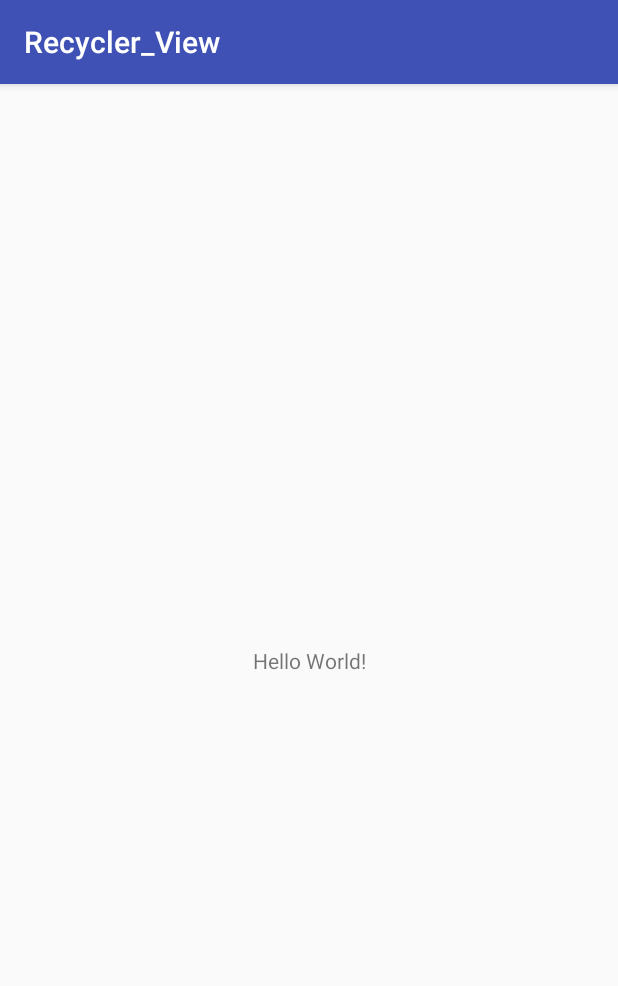
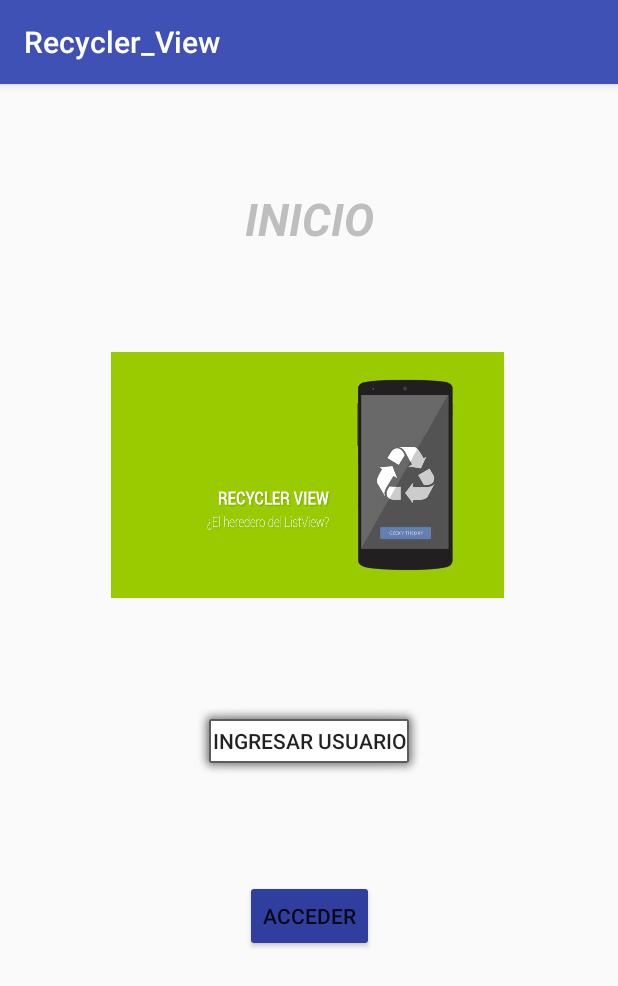
Before and after one commit to Dennis238/Moviles_RecyclerView, an Android app: the screen it shows after launch (MainActivity), on a phone screen of 412 x 824 dp. Shown: the top 986 px of the screen. Run offline under Robolectric (Android 15) with nearby library versions, the phone set to English and light mode, and no system bars.

Commit message:
Principal page creation

```diff
--- a/app/src/main/res/layout/activity_main.xml
+++ b/app/src/main/res/layout/activity_main.xml
@@ -6,13 +6,70 @@
     android:layout_height="match_parent"
     tools:context=".MainActivity">
 
+    <ImageView
+        android:id="@+id/imageView3"
+        android:layout_width="379dp"
+        android:layout_height="164dp"
+        android:layout_marginBottom="8dp"
+        android:layout_marginEnd="8dp"
+        android:layout_marginStart="8dp"
+        android:layout_marginTop="8dp"
+        app:layout_constraintBottom_toBottomOf="parent"
+        app:layout_constraintEnd_toEndOf="parent"
+        app:layout_constraintHorizontal_bias="0.446"
+        app:layout_constraintStart_toStartOf="parent"
+        app:layout_constraintTop_toTopOf="parent"
+        app:layout_constraintVertical_bias="0.29"
+        app:srcCompat="@mipmap/recycler" />
+
     <TextView
+        android:id="@+id/textView"
         android:layout_width="wrap_content"
         android:layout_height="wrap_content"
-        android:text="Hello World!"
-        app:layout_constraintBottom_toBottomOf="parent"
-        app:layout_constraintLeft_toLeftOf="parent"
-        app:layout_constraintRight_toRightOf="parent"
+        android:layout_marginBottom="8dp"
+        android:layout_marginTop="8dp"
+        android:text="INICIO"
+        android:textColor="?android:attr/textColorSecondaryInverseNoDisable"
+        android:textSize="30sp"
+        android:textStyle="bold|italic"
+        app:layout_constraintBottom_toTopOf="@+id/imageView3"
+        app:layout_constraintEnd_toEndOf="parent"
+        app:layout_constraintStart_toStartOf="parent"
         app:layout_constraintTop_toTopOf="parent" />
 
+    <Button
+        android:id="@+id/button"
+        style="@style/Widget.AppCompat.Button.Small"
+        android:layout_width="wrap_content"
+        android:layout_height="wrap_content"
+        android:layout_marginBottom="5dp"
+        android:layout_marginEnd="8dp"
+        android:layout_marginStart="8dp"
+        android:layout_marginTop="8dp"
+        android:backgroundTint="?android:attr/colorPrimaryDark"
+        android:text="Acceder"
+        app:layout_constraintBottom_toBottomOf="parent"
+        app:layout_constraintEnd_toEndOf="parent"
+        app:layout_constraintHorizontal_bias="0.501"
+        app:layout_constraintStart_toStartOf="parent"
+        app:layout_constraintTop_toBottomOf="@+id/imageView3"
+        app:layout_constraintVertical_bias="0.495" />
+
+    <Button
+        android:id="@+id/button2"
+        style="@style/Widget.AppCompat.Button.Small"
+        android:layout_width="wrap_content"
+        android:layout_height="wrap_content"
+        android:layout_marginBottom="8dp"
+        android:layout_marginEnd="8dp"
+        android:layout_marginStart="8dp"
+        android:layout_marginTop="8dp"
+        android:background="@android:drawable/alert_light_frame"
+        android:stateListAnimator="?attr/actionBarItemBackground"
+        android:text="Ingresar Usuario"
+        app:layout_constraintBottom_toBottomOf="parent"
+        app:layout_constraintEnd_toEndOf="parent"
+        app:layout_constraintStart_toStartOf="parent"
+        app:layout_constraintTop_toBottomOf="@+id/imageView3"
+        app:layout_constraintVertical_bias="0.181" />
 </android.support.constraint.ConstraintLayout>
```
Also changed, not shown: app/src/main/res/mipmap-mdpi/recycler.jpg (added).
